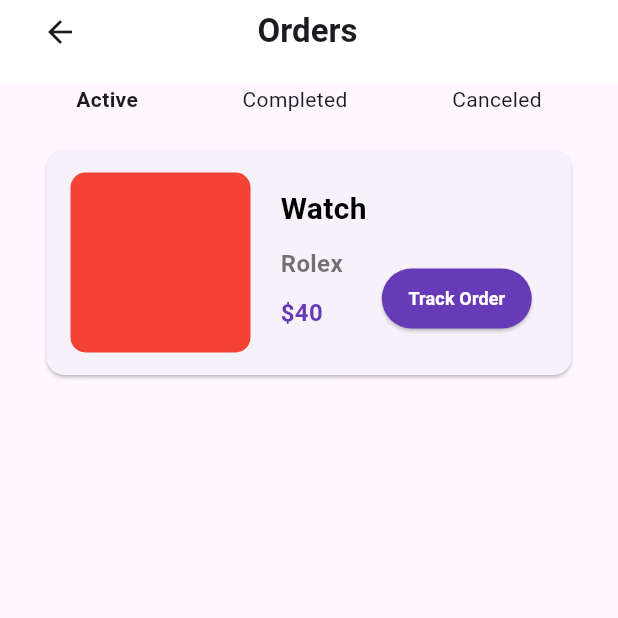
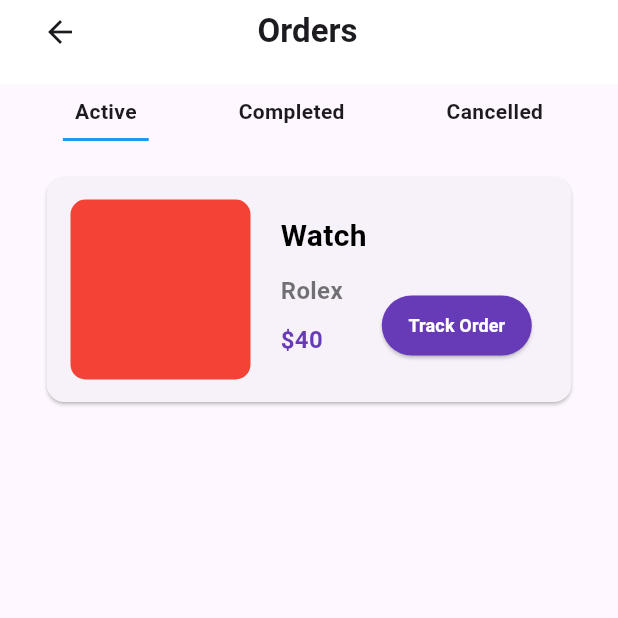
Before and after one commit to ETdan/Clothing-Store-App, a Flutter app: the OrdersPage screen opened directly, on a phone screen of 412 x 824 dp, the top half of it. Run offline on Flutter 3.47's test engine with Material 3 defaults, Android fonts, the light colour scheme and no system bars; our stand-ins replace carousel_slider, google_nav_bar, shared_preferences, smooth_page_indicator; accounts and stored records are empty.

Commit message:
product and checkout page

```diff
--- a/app/lib/screens/bottomBarScreens/Home.dart
+++ b/app/lib/screens/bottomBarScreens/Home.dart
@@ -68,7 +68,7 @@ class _HomeScreenState extends State<HomeScreen> {
                   child: IconButton(
                     onPressed: () {},
                     icon: Icon(
-                      Icons.notification_add_outlined,
+                      Icons.notifications,
                     ),
                   ),
                 ),
--- a/app/lib/screens/bottomBarScreens/product.dart
+++ b/app/lib/screens/bottomBarScreens/product.dart
@@ -1,22 +1,17 @@
-import 'package:app/screens/bottomBarScreens/Home.dart';
-import 'package:app/screens/otherScreens/pro.dart';
-import 'package:app/screens/otherScreens/showdetails.dart';
-import 'package:app/utils/collections.dart';
-import 'package:app/utils/textfield.dart';
-import 'package:carousel_slider/carousel_slider.dart';
-import 'package:flutter/cupertino.dart';
 import 'package:flutter/material.dart';
-import 'package:flutter/widgets.dart';
-import 'package:smooth_page_indicator/smooth_page_indicator.dart';
 
 class OrdersPage extends StatefulWidget {
-  const OrdersPage({super.key});
+  const OrdersPage({Key? key}) : super(key: key);
 
   @override
   State<OrdersPage> createState() => _OrdersPageState();
 }
 
 class _OrdersPageState extends State<OrdersPage> {
+  bool isActiveUnderlined = true;
+  bool isCompletedUnderlined = false;
+  bool isCancelledUnderlined = false;
+
   @override
   Widget build(BuildContext context) {
     return Scaffold(
@@ -42,7 +37,8 @@ class _OrdersPageState extends State<OrdersPage> {
               ),
             ],
           ),
-            )),
+        ),
+      ),
       body: Container(
         padding: EdgeInsets.only(left: 16, right: 16),
         child: Column(
@@ -50,12 +46,93 @@ class _OrdersPageState extends State<OrdersPage> {
             Row(
               mainAxisAlignment: MainAxisAlignment.spaceAround,
               children: [
-                  Text(
+                GestureDetector(
+                  onTap: () {
+                    setState(() {
+                      isActiveUnderlined = true;
+                      isCompletedUnderlined = false;
+                      isCancelledUnderlined = false;
+                    });
+                  },
+                  child: Container(
+                    padding: EdgeInsets.all(8.0),
+                    decoration: BoxDecoration(
+                      border: Border(
+                        bottom: BorderSide(
+                          color: isActiveUnderlined
+                              ? Colors.blue
+                              : Colors.transparent,
+                          width: 2.0,
+                        ),
+                      ),
+                    ),
+                    child: Text(
                       "Active",
-                    style: TextStyle(fontWeight: FontWeight.bold),
+                      style: TextStyle(
+                        fontWeight: FontWeight.bold,
+
                       ),
-                  Text("Completed"),
-                  Text("Canceled")
+                    ),
+                  ),
+                ),
+                GestureDetector(
+                  onTap: () {
+                    setState(() {
+                      isActiveUnderlined = false;
+                      isCompletedUnderlined = true;
+                      isCancelledUnderlined = false;
+                    });
+                  },
+                  child: Container(
+                    padding: EdgeInsets.all(8.0),
+                    decoration: BoxDecoration(
+                      border: Border(
+                        bottom: BorderSide(
+                          color: isCompletedUnderlined
+                              ? Colors.blue
+                              : Colors.transparent,
+                          width: 2.0,
+                        ),
+                      ),
+                    ),
+                    child: Text(
+                      "Completed",
+                      style: TextStyle(
+                        fontWeight: FontWeight.bold,
+
+                      ),
+                    ),
+                  ),
+                ),
+                GestureDetector(
+                  onTap: () {
+                    setState(() {
+                      isActiveUnderlined = false;
+                      isCompletedUnderlined = false;
+                      isCancelledUnderlined = true;
+                    });
+                  },
+                  child: Container(
+                    padding: EdgeInsets.all(8.0),
+                    decoration: BoxDecoration(
+                      border: Border(
+                        bottom: BorderSide(
+                          color: isCancelledUnderlined
+                              ? Colors.blue
+                              : Colors.transparent,
+                          width: 2.0,
+                        ),
+                      ),
+                    ),
+                    child: Text(
+                      "Cancelled",
+                      style: TextStyle(
+                        fontWeight: FontWeight.bold,
+
+                      ),
+                    ),
+                  ),
+                ),
               ],
             ),
             SizedBox(
@@ -137,26 +214,34 @@ class _OrdersPageState extends State<OrdersPage> {
                                   style: TextStyle(
                                     color: Colors.white,
                                     fontWeight: FontWeight.bold,
-                                        fontSize: 12),
+                                    fontSize: 12,
+                                  ),
                                 ),
                                 style: ButtonStyle(
-                                    backgroundColor: MaterialStatePropertyAll(
+                                  backgroundColor:
+                                      MaterialStateProperty.all(
                                           Colors.deepPurple),
-                                    padding: MaterialStatePropertyAll(
-                                        EdgeInsets.all(10)),
+                                  padding: MaterialStateProperty.all(
+                                    EdgeInsets.all(10),
+                                  ),
                                   fixedSize:
-                                        MaterialStatePropertyAll(Size(100, 20)),
+                                      MaterialStateProperty.all(
+                                    Size(100, 20),
+                                  ),
                                 ),
                               )
                             ],
                           )
                         ],
                       ),
-                      )),
-                    ],
-                  )),
+                    ),
+                  ),
                 ],
               ),
-        ));
+            ),
+          ],
+        ),
+      ),
+    );
   }
 }
--- a/app/lib/screens/otherScreens/check_out.dart
+++ b/app/lib/screens/otherScreens/check_out.dart
@@ -1,34 +1,28 @@
 import 'package:flutter/cupertino.dart';
 import 'package:flutter/material.dart';
 import 'package:flutter/widgets.dart';
-
-
 
 class CheckoutPage extends StatelessWidget {
   const CheckoutPage({super.key});
 
   @override
   Widget build(BuildContext context) {
-    return   Scaffold(
-
+    return Scaffold(
         appBar: AppBar(
           elevation: 0.0,
-
           backgroundColor: Colors.white,
-
           leading: IconButton(
             onPressed: () {
               Navigator.of(context).pop();
             },
-
             icon: Container(
               height: 40,
               width: 40,
               decoration: BoxDecoration(
                 shape: BoxShape.circle,
-          color:Color.fromARGB(255, 227, 227, 227), // You can change the color
+                color: Color.fromARGB(
+                    255, 227, 227, 227),
               ),
-
               child: Icon(
                 Icons.arrow_back,
                 color: Colors.black87,
@@ -54,7 +48,6 @@ class CheckoutPage extends StatelessWidget {
               SizedBox(height: 20),
               Row(
                 children: [
-
                   Padding(
                     padding: EdgeInsets.fromLTRB(16, 0, 16, 0),
                     child: Container(
@@ -66,32 +59,32 @@ class CheckoutPage extends StatelessWidget {
                       ),
                       child: Icon(
                         Icons.pin_drop,
-            color:  Color.fromARGB(255, 103, 67, 176), // You can change the icon color
+                        color: Color.fromARGB(
+                            255, 103, 67, 176), // You can change the icon color
                       ),
                     ),
                   ),
-
-    SizedBox(width: 10,),
-
+                  SizedBox(
+                    width: 10,
+                  ),
                   Column(
                     crossAxisAlignment: CrossAxisAlignment.start,
                     children: [
                       Text(
                         '325 15th Eighth Avenue, New York',
-          style: TextStyle(fontWeight: FontWeight.bold, fontSize: 18),
+                        style: TextStyle(
+                            fontWeight: FontWeight.bold, fontSize: 18),
                       ),
                       Text(
                         'saepe eague fugiat ea voluptatum veniam.',
-          style: TextStyle(fontWeight: FontWeight.normal, fontSize: 12),
+                        style: TextStyle(
+                            fontWeight: FontWeight.normal, fontSize: 12),
                       ),
-
                     ],
                   ),
                 ],
               ),
-
               SizedBox(height: 10),
-
               Row(
                 children: [
                   Padding(
@@ -101,32 +94,32 @@ SizedBox(height: 10),
                       width: 40,
                       decoration: BoxDecoration(
                         shape: BoxShape.circle,
-            color: Color.fromARGB(255, 227, 227, 227),// You can change the color
+                        color: Color.fromARGB(
+                            255, 227, 227, 227), // You can change the color
                       ),
                       child: Icon(
                         Icons.schedule,
-            color:Color.fromARGB(255, 103, 67, 176),  // You can change the icon color
+                        color: Color.fromARGB(
+                            255, 103, 67, 176), // You can change the icon color
                       ),
                     ),
                   ),
-
-    SizedBox(width: 10,),
-
+                  SizedBox(
+                    width: 10,
+                  ),
                   Column(
                     crossAxisAlignment: CrossAxisAlignment.start,
                     children: [
                       Text(
                         '6:00 pm, Wednesday 20',
-          style: TextStyle(fontWeight: FontWeight.bold, fontSize: 18),
+                        style: TextStyle(
+                            fontWeight: FontWeight.bold, fontSize: 18),
                       ),
-
                     ],
                   ),
                 ],
               ),
-
               SizedBox(height: 30),
-
               Card(
                 child: Container(
                   padding: EdgeInsets.only(
@@ -139,33 +132,23 @@ SizedBox(height: 10),
                     children: [
                       Row(
                         children: [
-                                  Text('Order Summery', style: TextStyle(fontWeight: FontWeight.bold),),
-
+                          Text(
+                            'Order Summery',
+                            style: TextStyle(fontWeight: FontWeight.bold),
+                          ),
                         ],
                       ),
                       SizedBox(height: 10),
                       Row(
-                                children: [
-                                  Text('Items'),
-                                  Spacer(),
-                                  Text('3')
-                                ],
+                        children: [Text('Items'), Spacer(), Text('3')],
                       ),
                       SizedBox(height: 10),
                       Row(
-                                children: [
-                                  Text('Subtotal'),
-                                  Spacer(),
-                                  Text('\$423')
-                                ],
+                        children: [Text('Subtotal'), Spacer(), Text('\$423')],
                       ),
                       SizedBox(height: 10),
                       Row(
-                                children: [
-                                  Text('Discount'),
-                                  Spacer(),
-                                  Text('\$4')
-                                ],
+                        children: [Text('Discount'), Spacer(), Text('\$4')],
                       ),
                       SizedBox(height: 10),
                       Row(
@@ -176,7 +159,6 @@ Row(
                         ],
                       ),
                       SizedBox(height: 10),
-
                       Divider(
                         thickness: 1,
                         color: Colors.grey,
@@ -190,33 +172,34 @@ Row(
                           Text('\$423')
                         ],
                       ),
-
-
                     ],
                   ),
                 ),
               ),
-
-SizedBox(height: 10,),
-
-
-
-
-
+              SizedBox(
+                height: 10,
+              ),
               Padding(
                 padding: EdgeInsets.fromLTRB(16, 0, 16, 0),
                 child: Row(
                   children: [
-                Text('Choose payment method', style: TextStyle(fontWeight: FontWeight.bold, fontSize: 18 ),),
+                    Text(
+                      'Choose payment method',
+                      style:
+                          TextStyle(fontWeight: FontWeight.bold, fontSize: 18),
+                    ),
                   ],
                 ),
               ),
               SizedBox(height: 5),
               Padding(
                 padding: EdgeInsets.fromLTRB(18, 0, 18, 0),
-           child: Row(children: [
+                child: Row(
+                  children: [
                     Icon(Icons.payments),
-            SizedBox(width: 5,),
+                    SizedBox(
+                      width: 5,
+                    ),
                     Text('paypal'),
                     Spacer(),
                     Container(
@@ -227,17 +210,18 @@ SizedBox(height: 10,),
                         color: Color.fromARGB(255, 227, 227, 227),
                       ),
                     )
-
-
                   ],
                 ),
               ),
               SizedBox(height: 5),
               Padding(
                 padding: EdgeInsets.fromLTRB(18, 0, 18, 0),
-            child: Row(children: [
+                child: Row(
+                  children: [
                     Icon(Icons.payments),
-            SizedBox(width: 5,),
+                    SizedBox(
+                      width: 5,
+                    ),
                     Text('Credit Card'),
                     Spacer(),
                     Container(
@@ -254,9 +238,12 @@ SizedBox(height: 5),
               SizedBox(height: 5),
               Padding(
                 padding: EdgeInsets.fromLTRB(18, 0, 18, 0),
-            child: Row(children: [
+                child: Row(
+                  children: [
                     Icon(Icons.payments),
-            SizedBox(width: 5,),
+                    SizedBox(
+                      width: 5,
+                    ),
                     Text('Cash'),
                     Spacer(),
                     Container(
@@ -273,9 +260,13 @@ SizedBox(height: 5),
               SizedBox(height: 20),
               Padding(
                 padding: EdgeInsets.fromLTRB(18, 0, 18, 0),
-            child: Row(children: [
-
-            Text('Add new payment method', style: TextStyle(fontWeight: FontWeight.bold, fontSize: 16),),
+                child: Row(
+                  children: [
+                    Text(
+                      'Add new payment method',
+                      style:
+                          TextStyle(fontWeight: FontWeight.bold, fontSize: 16),
+                    ),
                     Spacer(),
                     Container(
                       height: 30,
@@ -283,17 +274,13 @@ SizedBox(height: 5),
                       decoration: BoxDecoration(
                         shape: BoxShape.circle,
                         color: Color.fromARGB(255, 227, 227, 227),
-
-
                       ),
                       child: Icon(
                         Icons.add,
-            color: const Color.fromARGB(255, 103, 103, 103), // You can change the icon color
+                        color: const Color.fromARGB(255, 103, 103,
+                            103), // You can change the icon color
                       ),
-
                     )
-
-
                   ],
                 ),
               ),
@@ -319,21 +306,17 @@ SizedBox(
                     child: Row(
                       mainAxisAlignment: MainAxisAlignment.center,
                       children: [
-          Text('Check Out', style: TextStyle(fontWeight: FontWeight.bold, color: Colors.white)),
+                        Text('Check Out',
+                            style: TextStyle(
+                                fontWeight: FontWeight.bold,
+                                color: Colors.white)),
                       ],
                     ),
                   ),
                 ),
               ),
-
             ],
           ),
-
-
-
-          )
-        )
-        );
-
+        )));
   }
 }
```
Lines whose indentation alone changed are shown as unchanged.
